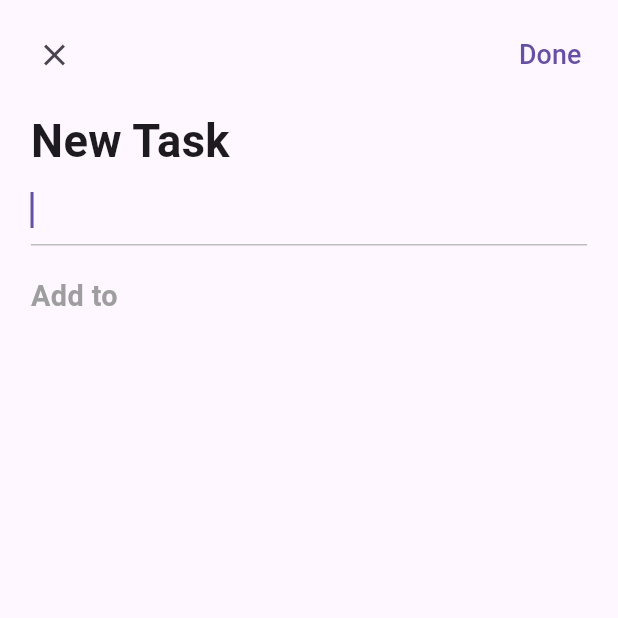
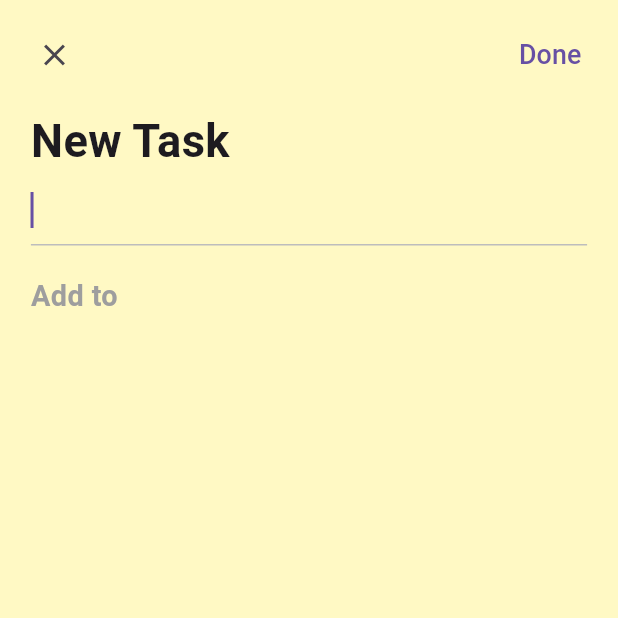
Before and after one commit to shehzadsulaiman/Just-Noted, a Flutter app: the AddDialog screen opened directly, on a phone screen of 412 x 824 dp, the top half of it. Run offline on Flutter 3.47's test engine with Material 3 defaults, Android fonts, the phone set to English and light mode, and no system bars; our stand-ins replace dotted_border, flutter_easyloading, get, get_storage, step_progress_indicator; accounts and stored records are empty; statements that could not run were skipped.

Commit message:
updated project version 2

```diff
--- a/lib/app/modules/home/widgets/add_dialog.dart
+++ b/lib/app/modules/home/widgets/add_dialog.dart
@@ -14,6 +14,7 @@ class AddDialog extends StatelessWidget {
     return WillPopScope(
       onWillPop: () async => false,
       child: Scaffold(
+        backgroundColor: Colors.yellow[100],
         body: Form(
           key: homeCtrl.formKey,
           child: ListView(
--- a/pubspec.yaml
+++ b/pubspec.yaml
@@ -16,7 +16,7 @@ publish_to: 'none' # Remove this line if you wish to publish to pub.dev
 # https://developer.apple.com/library/archive/documentation/General/Reference/InfoPlistKeyReference/Articles/CoreFoundationKeys.html
 # In Windows, build-name is used as the major, minor, and patch parts
 # of the product and file versions while build-number is used as the build suffix.
-version: 1.0.0+1
+version: 2.0.0+1
 
 environment:
   sdk: '>=2.19.6 <3.0.0'
```
Also changed, not shown: lib/app/modules/home/widgets/task_card.dart (+6 -3 lines), 4 other files.
